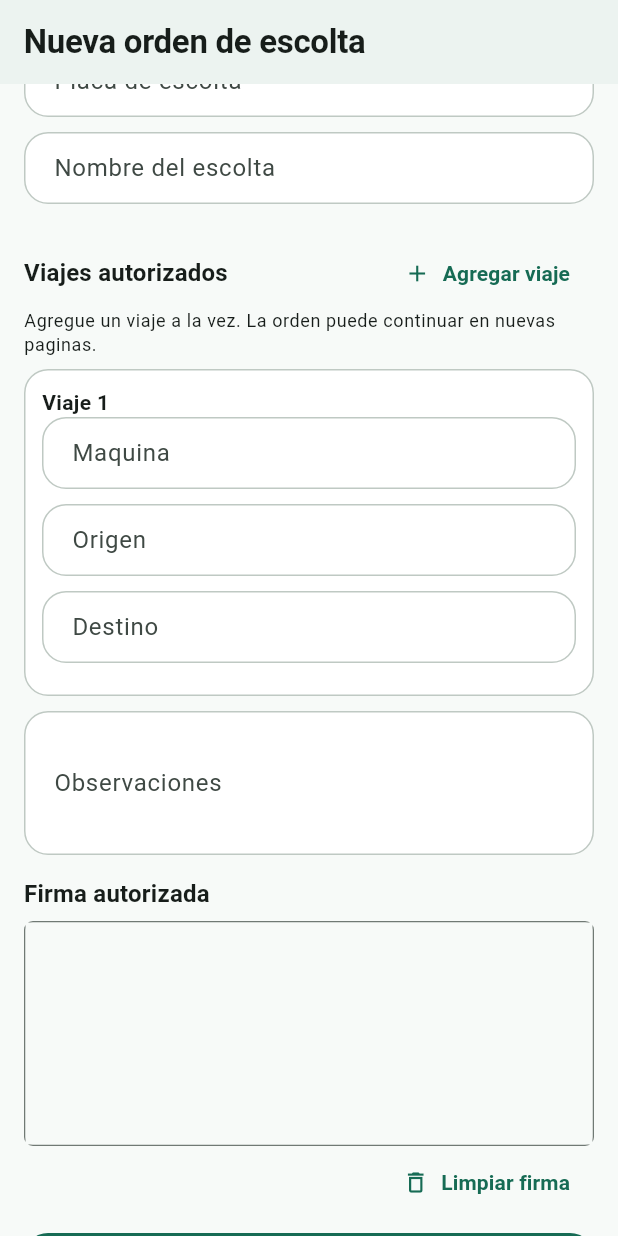
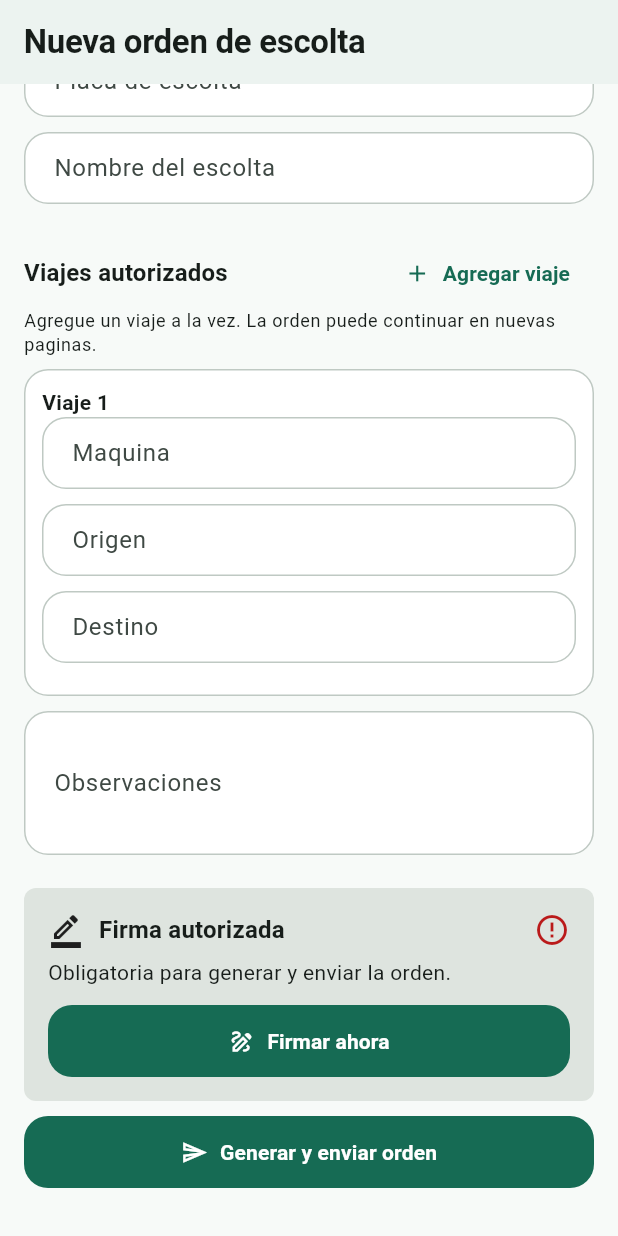
Before and after one commit to DanielHerrera29/TGFRONT, a Flutter app: the NuevaOrdenEscoltaScreen screen opened by its route, scrolled down 264 dp, on a phone screen of 412 x 824 dp. Run offline on Flutter 3.47's test engine with Material 3 defaults, Android fonts, the phone set to English and light mode, and no system bars; drawn by our look-alikes of signature; our stand-ins replace go_router, pdf, share_plus, supabase_flutter; accounts and stored records are empty.

Commit message:
Add full-screen escort order signature capture

```diff
--- /dev/null
+++ b/lib/modules/ordenes_escolta/screens/firma_completa_screen.dart
@@ -0,0 +1,141 @@
+import 'package:flutter/material.dart';
+import 'package:signature/signature.dart';
+
+class FirmaCompletaScreen extends StatelessWidget {
+  const FirmaCompletaScreen({super.key, required this.controller});
+
+  final SignatureController controller;
+
+  @override
+  Widget build(BuildContext context) {
+    final colors = Theme.of(context).colorScheme;
+    return Scaffold(
+      appBar: AppBar(
+        title: const Text('Firma autorizada'),
+        actions: [
+          Tooltip(
+            message: 'Borrar y volver a firmar',
+            child: IconButton(
+              onPressed: controller.clear,
+              icon: const Icon(Icons.delete_outline),
+            ),
+          ),
+        ],
+      ),
+      body: SafeArea(
+        child: Padding(
+          padding: const EdgeInsets.all(16),
+          child: Column(
+            crossAxisAlignment: CrossAxisAlignment.stretch,
+            children: [
+              Text(
+                'Firme dentro del recuadro',
+                style: Theme.of(context).textTheme.headlineSmall,
+              ),
+              const SizedBox(height: 6),
+              const Text('Use un dedo o lapiz digital. Esta firma se incluirá en el PDF.'),
+              const SizedBox(height: 16),
+              Expanded(
+                child: Semantics(
+                  label: 'Area para firma autorizada',
+                  child: Container(
+                    decoration: BoxDecoration(
+                      color: colors.surface,
+                      border: Border.all(color: colors.primary, width: 2),
+                      borderRadius: BorderRadius.circular(8),
+                    ),
+                    clipBehavior: Clip.antiAlias,
+                    child: Signature(
+                      controller: controller,
+                      backgroundColor: colors.surface,
+                    ),
+                  ),
+                ),
+              ),
+              const SizedBox(height: 16),
+              OutlinedButton.icon(
+                onPressed: controller.clear,
+                icon: const Icon(Icons.delete_outline),
+                label: const Text('Limpiar firma'),
+              ),
+              const SizedBox(height: 8),
+              FilledButton.icon(
+                onPressed: () {
+                  if (controller.isEmpty) {
+                    ScaffoldMessenger.of(context).showSnackBar(
+                      const SnackBar(content: Text('La firma es obligatoria.')),
+                    );
+                    return;
+                  }
+                  Navigator.of(context).pop();
+                },
+                icon: const Icon(Icons.check),
+                label: const Text('Usar esta firma'),
+              ),
+            ],
+          ),
+        ),
+      ),
+    );
+  }
+}
+
+class FirmaCard extends StatelessWidget {
+  const FirmaCard({
+    required this.firmada,
+    required this.enabled,
+    required this.onPressed,
+  });
+
+  final bool firmada;
+  final bool enabled;
+  final VoidCallback onPressed;
+
+  @override
+  Widget build(BuildContext context) {
+    final colors = Theme.of(context).colorScheme;
+    return Container(
+      padding: const EdgeInsets.all(16),
+      decoration: BoxDecoration(
+        color: firmada ? colors.primaryContainer : colors.surfaceContainerHighest,
+        borderRadius: BorderRadius.circular(8),
+      ),
+      child: Column(
+        crossAxisAlignment: CrossAxisAlignment.start,
+        children: [
+          Row(
+            children: [
+              Icon(firmada ? Icons.draw_outlined : Icons.border_color_outlined),
+              const SizedBox(width: 10),
+              Expanded(
+                child: Text(
+                  'Firma autorizada',
+                  style: Theme.of(context).textTheme.titleMedium,
+                ),
+              ),
+              Icon(
+                firmada ? Icons.check_circle : Icons.error_outline,
+                color: firmada ? colors.primary : colors.error,
+              ),
+            ],
+          ),
+          const SizedBox(height: 6),
+          Text(
+            firmada
+                ? 'Firma registrada. Puede modificarla antes de enviar.'
+                : 'Obligatoria para generar y enviar la orden.',
+          ),
+          const SizedBox(height: 12),
+          SizedBox(
+            width: double.infinity,
+            child: FilledButton.icon(
+              onPressed: enabled ? onPressed : null,
+              icon: Icon(firmada ? Icons.edit_outlined : Icons.draw_outlined),
+              label: Text(firmada ? 'Modificar firma' : 'Firmar ahora'),
+            ),
+          ),
+        ],
+      ),
+    );
+  }
+}
--- a/lib/modules/ordenes_escolta/screens/nueva_orden_escolta_screen.dart
+++ b/lib/modules/ordenes_escolta/screens/nueva_orden_escolta_screen.dart
@@ -10,6 +10,7 @@ import 'package:signature/signature.dart';
 
 import '../../../services/api_service.dart';
 import '../../auth/providers/auth_provider.dart';
+import 'firma_completa_screen.dart';
 
 class NuevaOrdenEscoltaScreen extends StatefulWidget {
   const NuevaOrdenEscoltaScreen({super.key});
@@ -95,6 +96,16 @@ class _NuevaOrdenEscoltaScreenState extends State<NuevaOrdenEscoltaScreen> {
       ),
     );
     if (confirma == true) await _generarYEnviar();
+  }
+
+  Future<void> _abrirFirma() async {
+    await Navigator.of(context).push<void>(
+      MaterialPageRoute(
+        fullscreenDialog: true,
+        builder: (_) => FirmaCompletaScreen(controller: _firma),
+      ),
+    );
+    if (mounted) setState(() {});
   }
 
   Future<void> _generarYEnviar() async {
@@ -443,7 +454,6 @@ class _NuevaOrdenEscoltaScreenState extends State<NuevaOrdenEscoltaScreen> {
 
   @override
   Widget build(BuildContext context) {
-    final colors = Theme.of(context).colorScheme;
     return Scaffold(
       appBar: AppBar(title: const Text('Nueva orden de escolta')),
       body: SafeArea(
@@ -496,31 +506,11 @@ class _NuevaOrdenEscoltaScreenState extends State<NuevaOrdenEscoltaScreen> {
                 (entry) => _viajeEditor(entry.key, entry.value),
               ),
               _field(_observaciones, 'Observaciones', maxLines: 3),
-              const SizedBox(height: 4),
-              Text(
-                'Firma autorizada',
-                style: Theme.of(context).textTheme.titleMedium,
-              ),
-              const SizedBox(height: 6),
-              Container(
-                height: 150,
-                decoration: BoxDecoration(
-                  border: Border.all(color: colors.outline),
-                  borderRadius: BorderRadius.circular(6),
-                ),
-                child: Signature(
-                  controller: _firma,
-                  backgroundColor: colors.surface,
-                  height: 150,
-                ),
-              ),
-              Align(
-                alignment: Alignment.centerRight,
-                child: TextButton.icon(
-                  onPressed: _firma.clear,
-                  icon: const Icon(Icons.delete_outline),
-                  label: const Text('Limpiar firma'),
-                ),
+              const SizedBox(height: 12),
+              FirmaCard(
+                firmada: !_firma.isEmpty,
+                enabled: !_enviando,
+                onPressed: _abrirFirma,
               ),
               const SizedBox(height: 10),
               Tooltip(
```
